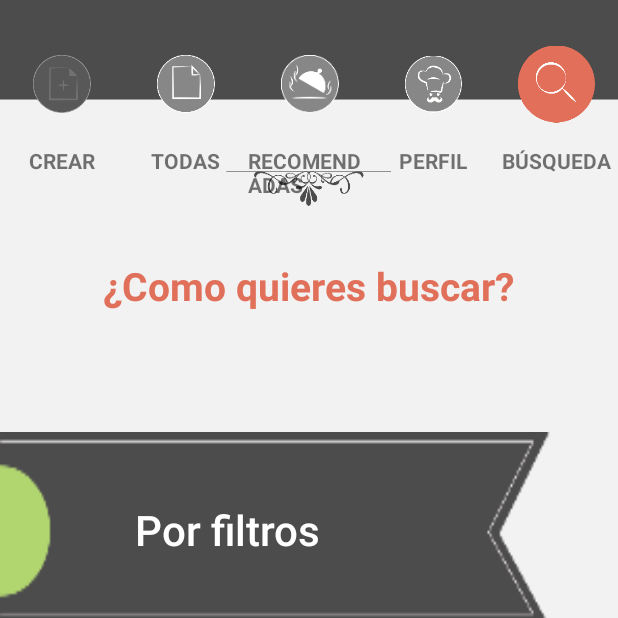
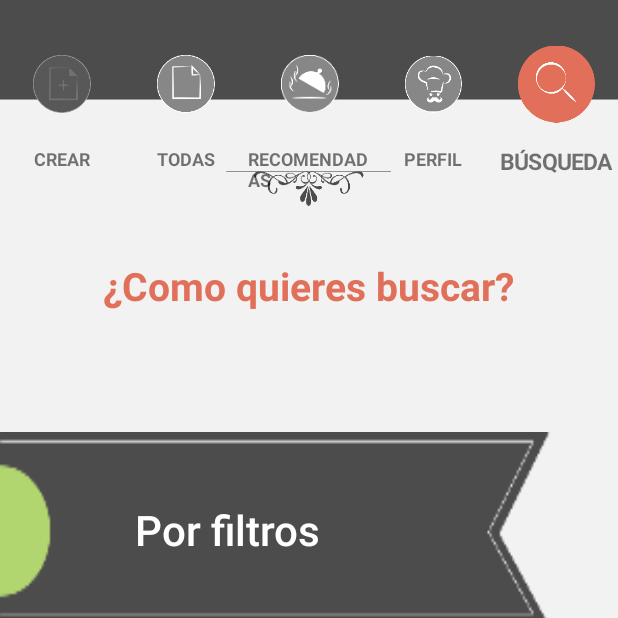
Before and after one commit to josereyes055/Delichus3, an Android app: the MainActivity screen opened directly, with no data from a screen before it, after a tap on an icon or button, on a phone screen of 412 x 824 dp, the top half of it. Run offline under Robolectric (Android 15) with nearby library versions, the phone set to English and light mode, and no system bars; our stand-ins replace Picasso, Volley; network calls fail; pictures from the network do not load; 12 statements that could not run were skipped.

Commit message:
Arreglos
Acomodé para que funcionara el scrollhorizontal, ya se puede acceder a
la cámara undiendo el botón de cámara en receta_pasos. Acomodé el menú
principal para que las letras se pusieran más grandes o más pequeñas
dependiendo de si está seleccionado o no. Acomodé (por fin) la vista del
spinner para que se parezca más o menos al diseño. Arreglé un problema
que estaba dando al acceder a "personas seguidas" en los ajustes.

```diff
--- a/app/src/main/AndroidManifest.xml
+++ b/app/src/main/AndroidManifest.xml
@@ -3,6 +3,9 @@
     package="geekgames.delichus2" >
 
     <uses-permission android:name ="android.permission.INTERNET"/>
+    <uses-permission android:name="android.permission.CAMERA" />
+    <uses-permission android:name="android.permission.ACCESS_FINE_LOCATION" />
+    <uses-feature android:name="android.hardware.camera" />
 
     <application
         android:allowBackup="true"
--- a/app/src/main/java/geekgames/delichus2/MainActivity.java
+++ b/app/src/main/java/geekgames/delichus2/MainActivity.java
@@ -18,6 +18,7 @@ import android.widget.AdapterView;
 import android.widget.ArrayAdapter;
 import android.widget.ImageView;
 import android.widget.Spinner;
+import android.widget.TextView;
 
 import geekgames.delichus2.Dialogs.ListDialog;
 import geekgames.delichus2.fragments.Busqueda;
@@ -28,6 +29,7 @@ import geekgames.delichus2.fragments.Todas;
 import geekgames.delichus2.seconds.ActivityAjustes;
 import geekgames.delichus2.seconds.ActivityFavoritos;
 import geekgames.delichus2.seconds.ActivityLogros;
+import geekgames.delichus2.seconds.ActivitySeguidos;
 import geekgames.delichus2.seconds.ActivityShoppingList;
 import geekgames.delichus2.seconds.OtherUserPage;
 
@@ -80,6 +82,8 @@ public class MainActivity extends ActionBarActivity {
 
     public void changeButtons(View view, int tag){
         View root;
+        int normalSize = 12;
+        int selectedSize = 15;
         if (view != null) {
             root = view.getRootView();
         }else {
@@ -104,27 +108,47 @@ public class MainActivity extends ActionBarActivity {
         btn4.setPadding(10,10,10,10);
         btn5.setPadding(10,10,10,10);
 
+        TextView textView1 = (TextView)root.findViewById(R.id.delimenu1_text);
+        TextView textView2 = (TextView)root.findViewById(R.id.delimenu2_text);
+        TextView textView3 = (TextView)root.findViewById(R.id.delimenu3_text);
+        TextView textView4 = (TextView)root.findViewById(R.id.delimenu4_text);
+        TextView textView5 = (TextView)root.findViewById(R.id.delimenu5_text);
 
+        textView1.setTextSize(normalSize);
+        textView2.setTextSize(normalSize);
+        textView3.setTextSize(normalSize);
+        textView4.setTextSize(normalSize);
+        textView5.setTextSize(normalSize);
         switch (tag){
             case 0:
                 btn1.setImageResource(R.drawable.crearreceta_selec);
                 btn1.setPadding(0,0,0,0);
+
+                textView1.setTextSize(selectedSize);
                 break;
             case 1:
                 btn2.setImageResource(R.drawable.todas_las_recetas_selec);
                 btn2.setPadding(0,0,0,0);
+
+                textView2.setTextSize(selectedSize);
                 break;
             case 2:
                 btn3.setImageResource(R.drawable.recomendado_selec);
                 btn3.setPadding(0,0,0,0);
+
+                textView3.setTextSize(selectedSize);
                 break;
             case 3:
                 btn4.setImageResource(R.drawable.perfil_selec);
                 btn4.setPadding(0,0,0,0);
+
+                textView4.setTextSize(selectedSize);
                 break;
             case 4:
                 btn5.setImageResource(R.drawable.busqueda_selec);
                 btn5.setPadding(0,0,0,0);
+
+                textView5.setTextSize(selectedSize);
                 break;
         }
     }
@@ -200,6 +224,12 @@ public class MainActivity extends ActionBarActivity {
     public void openAjustes(View view){
         Intent mainIntent = new Intent().setClass(
                 MainActivity.this, ActivityAjustes.class);
+        startActivity(mainIntent);
+    }
+
+    public void openSeguidos(View view){
+        Intent mainIntent = new Intent().setClass(
+                MainActivity.this, ActivitySeguidos.class);
         startActivity(mainIntent);
     }
 
--- a/app/src/main/java/geekgames/delichus2/Receta.java
+++ b/app/src/main/java/geekgames/delichus2/Receta.java
@@ -199,6 +199,12 @@ public class Receta extends ActionBarActivity{
         }
     }
 
+    public void onCameraClick(View view){
+
+        Intent intent = new Intent("android.media.action.IMAGE_CAPTURE");
+        startActivity(intent);
+    }
+
     public class SectionsPagerAdapter extends FragmentPagerAdapter {
 
         public SectionsPagerAdapter(FragmentManager fm) {
--- a/app/src/main/java/geekgames/delichus2/adapters/PasoRecetaAdapter.java
+++ b/app/src/main/java/geekgames/delichus2/adapters/PasoRecetaAdapter.java
@@ -39,8 +39,6 @@ public class PasoRecetaAdapter extends ArrayAdapter<ImagenPaso> {
         notifyDataSetChanged();
     }
 
-
-
     @Override
     public View getView(int position, View convertView, ViewGroup parent) {
         if(convertView == null) {
--- a/app/src/main/java/geekgames/delichus2/fragments/Todas.java
+++ b/app/src/main/java/geekgames/delichus2/fragments/Todas.java
@@ -5,6 +5,7 @@ import android.content.Context;
 import android.os.Bundle;
 import android.support.annotation.Nullable;
 import android.support.v4.app.Fragment;
+import android.view.Gravity;
 import android.view.LayoutInflater;
 import android.view.MotionEvent;
 import android.view.View;
@@ -14,6 +15,7 @@ import android.widget.AdapterView;
 import android.widget.ArrayAdapter;
 import android.widget.ListView;
 import android.widget.Spinner;
+import android.widget.TextView;
 import android.widget.Toast;
 
 import com.android.volley.Response;
@@ -71,15 +73,38 @@ public class Todas extends Fragment {
         //listViewLeft.setOnScrollListener(scrollListener);
         //listViewRight.setOnScrollListener(scrollListener);
 
+        // A more complicated dynamic way
+        String[] spinnerItems =
+                getResources().getStringArray(R.array.filtros_recetas);
+// create your own spinner array adapter
+        ArrayAdapter<String> adapter2 = new ArrayAdapter<String>(
+                getActivity(), R.layout.spinner_custom,spinnerItems)
+        {
+            public View getView(int position, View convertView, ViewGroup parent) {
+                View v = super.getView(position, convertView, parent);
+                ((TextView) v).setGravity(Gravity.CENTER);
+                ((TextView) v).setTextSize(22);
+                return v;
+            }
+            public View getDropDownView(int position, View convertView, ViewGroup parent) {
+                View v = super.getDropDownView(position, convertView,parent);
+                ((TextView) v).setGravity(Gravity.CENTER);
+                ((TextView) v).setHeight(69);
+                return v;
+            }
+        };
+
+
         Spinner spinner = (Spinner) getView().findViewById(R.id.filtro_receta);
         // Create an ArrayAdapter using the string array and a default spinner layout
         ArrayAdapter<CharSequence> adapter = ArrayAdapter.createFromResource(getActivity(),
-                R.array.filtros_recetas, android.R.layout.simple_spinner_item);
+                R.array.filtros_recetas, R.layout.spinner_custom);
         // Specify the layout to use when the list of choices appears
         adapter.setDropDownViewResource(android.R.layout.simple_spinner_dropdown_item);
-        // Apply the adapter to the spinner
+        // Apply the adapter to the spinner*/
 
-        spinner.setAdapter(adapter);
+        //spinner.setAdapter(adapter);
+        spinner.setAdapter(adapter2);
         spinner.setOnItemSelectedListener(new AdapterView.OnItemSelectedListener() {
             @Override
             public void onItemSelected(AdapterView<?> parent, View view, int position, long id) {
--- /dev/null
+++ b/app/src/main/res/drawable/spinner_style.xml
@@ -0,0 +1,6 @@
+<?xml version="1.0" encoding="UTF-8"?>
+<selector xmlns:android="http://schemas.android.com/apk/res/android">
+    <!--<item android:state_pressed="false" android:drawable="@android:color/transparent" />-->
+    <item android:state_activated="true" android:drawable="@color/naranja"/>
+    <item android:drawable="@android:color/transparent" />
+</selector>
--- a/app/src/main/res/layout/ajustes_perfil.xml
+++ b/app/src/main/res/layout/ajustes_perfil.xml
@@ -109,7 +109,7 @@
                  android:layout_width="fill_parent"
                  android:layout_height="wrap_content"
                  android:padding="18dp"
-                 android:onClick="openFavoritos">
+                 android:onClick="openSeguidos">
 
                  <ImageView
                      android:layout_width="60dp"
--- a/app/src/main/res/layout/deli_menu.xml
+++ b/app/src/main/res/layout/deli_menu.xml
@@ -33,7 +33,9 @@
             android:layout_marginTop="5dp"
             android:textStyle="bold"
             android:textAlignment="center"
+            android:textSize="12px"
             android:layout_weight="2"
+            android:id="@+id/delimenu1_text"
             android:text="@string/menu_crear"/>
 
     </LinearLayout>
@@ -65,6 +67,8 @@
             android:layout_marginTop="5dp"
             android:textStyle="bold"
             android:layout_weight="2"
+            android:textSize="12px"
+            android:id="@+id/delimenu2_text"
             android:text="@string/menu_todas"/>
 
     </LinearLayout>
@@ -95,6 +99,8 @@
             android:layout_marginTop="5dp"
             android:layout_weight="2"
             android:textStyle="bold"
+            android:id="@+id/delimenu3_text"
+            android:textSize="15px"
             android:layout_height="match_parent"
             android:text="@string/menu_recomendadas"/>
 
@@ -126,7 +132,9 @@
             android:textAlignment="center"
             android:layout_marginTop="5dp"
             android:textStyle="bold"
+            android:id="@+id/delimenu4_text"
             android:layout_weight="2"
+            android:textSize="12px"
             android:text="@string/menu_perfil"/>
 
     </LinearLayout>
@@ -155,8 +163,10 @@
             android:layout_width="wrap_content"
             android:layout_height="match_parent"
             android:textAlignment="center"
+            android:textSize="12px"
             android:layout_marginTop="5dp"
             android:textStyle="bold"
+            android:id="@+id/delimenu5_text"
             android:layout_weight="2"
             android:text="@string/menu_busqueda"/>
 
--- a/app/src/main/res/layout/imagen_paso.xml
+++ b/app/src/main/res/layout/imagen_paso.xml
@@ -1,7 +1,7 @@
 <?xml version="1.0" encoding="utf-8"?>
 <LinearLayout xmlns:android="http://schemas.android.com/apk/res/android"
-    android:orientation="vertical" android:layout_width="match_parent"
-    android:layout_height="match_parent">
+    android:orientation="vertical" android:layout_width="wrap_content"
+    android:layout_height="wrap_content">
 
     <ImageView
         android:layout_width="300dp"
--- a/app/src/main/res/layout/receta_paso.xml
+++ b/app/src/main/res/layout/receta_paso.xml
@@ -79,7 +79,9 @@
             android:background="@null"
             android:paddingBottom="10dp"
             android:paddingTop="10dp"
-            android:layout_gravity="right" />
+            android:layout_gravity="right"
+            android:onClick="onCameraClick"
+            />
 
         <!--<ImageView
             android:layout_width="300px"
```
Also changed, not shown: app/src/main/java/geekgames/delichus2/fragments/PasoFragment.java (+0 -8 lines), app/src/main/res/drawable/spinner_custom.xml (deleted, +0 -7 lines), app/src/main/res/layout/receta_intro.xml (+19 -4 lines), app/src/main/res/layout/spinner_custom.xml (added, +8 -0 lines), app/src/main/res/layout/todas.xml (+14 -4 lines).
